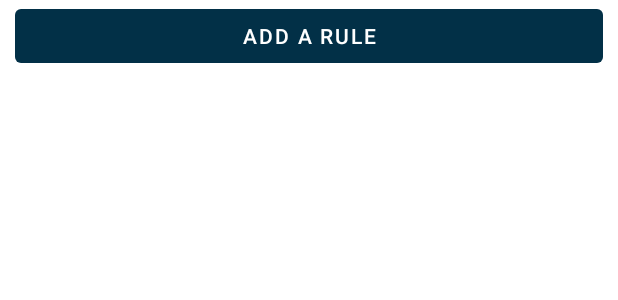
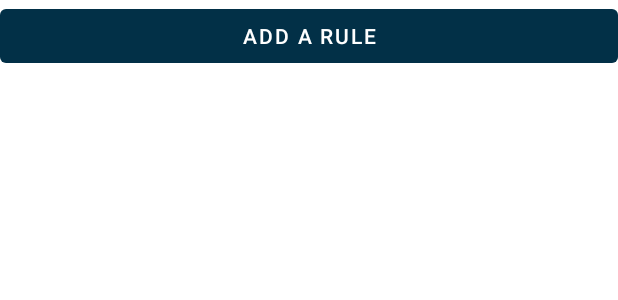
Before and after one commit to krisisurf/Hyperlapse-Robot, an Android app: the layout content_main.xml on its own in the app's theme, with its tools: preview values and no code run, on a phone screen of 412 x 824 dp. Shown: the top 300 px of the screen. Run offline under Robolectric (Android 15) with nearby library versions, the phone set to English and light mode, and no system bars.

Commit message:
trying to repair bugs

```diff
--- a/frontend/Hyperlapse_Robot_Mobile_Controller/app/src/main/java/com/kristian/dimitrov/hyperlapse_robot_mobile_controller/entity/RuleEntity.java
+++ b/frontend/Hyperlapse_Robot_Mobile_Controller/app/src/main/java/com/kristian/dimitrov/hyperlapse_robot_mobile_controller/entity/RuleEntity.java
@@ -19,6 +19,11 @@ public class RuleEntity implements Serializable{
         this.tiltMotor = tiltMotor;
     }
 
+    public float getExecutionTime(){
+        //TODO: Return total execution time.
+        return 0f;
+    }
+
     @Override
     public String toString() {
         return "{" +
--- a/frontend/Hyperlapse_Robot_Mobile_Controller/app/src/main/java/com/kristian/dimitrov/hyperlapse_robot_mobile_controller/entity/RulesManagerEntity.java
+++ b/frontend/Hyperlapse_Robot_Mobile_Controller/app/src/main/java/com/kristian/dimitrov/hyperlapse_robot_mobile_controller/entity/RulesManagerEntity.java
@@ -9,7 +9,7 @@ public class RulesManagerEntity implements Serializable {
     private List<RuleEntity> rules;
 
     public RulesManagerEntity() {
-        this.rules = new ArrayList<RuleEntity>();
+        this.rules = new ArrayList<>();
     }
 
     public void addRule(RuleEntity ruleEntity) {
@@ -28,6 +28,10 @@ public class RulesManagerEntity implements Serializable {
         rules.clear();
     }
 
+    public List<RuleEntity> getRules() {
+        return rules;
+    }
+
     @Override
     public String toString() {
         return "{" +
--- a/frontend/Hyperlapse_Robot_Mobile_Controller/app/src/main/res/layout/content_main.xml
+++ b/frontend/Hyperlapse_Robot_Mobile_Controller/app/src/main/res/layout/content_main.xml
@@ -1,24 +1,20 @@
 <?xml version="1.0" encoding="utf-8"?>
-<androidx.constraintlayout.widget.ConstraintLayout xmlns:android="http://schemas.android.com/apk/res/android"
+<LinearLayout xmlns:android="http://schemas.android.com/apk/res/android"
     xmlns:app="http://schemas.android.com/apk/res-auto"
     android:layout_width="match_parent"
     android:layout_height="match_parent"
+    android:orientation="vertical"
     app:layout_behavior="@string/appbar_scrolling_view_behavior">
 
-    <RelativeLayout
+    <Button
+        android:id="@+id/btn_add_rule"
         android:layout_width="match_parent"
-        android:layout_height="match_parent"
-        android:layout_marginHorizontal="10dp"
-        android:layout_marginBottom="10dp">
+        android:layout_height="wrap_content"
+        android:text="@string/btn_add_rules" />
 
-        <Button
-            android:id="@+id/btn_add_rule"
-            android:layout_width="match_parent"
-            android:layout_height="wrap_content"
-            android:layout_alignParentTop="true"
-            android:text="@string/btn_add_rules" />
+    <ListView
+        android:id="@+id/listView"
+        android:layout_width="match_parent"
+        android:layout_height="match_parent" />
 
-        <include layout="@layout/fragment_rules_list" />
-
-    </RelativeLayout>
-</androidx.constraintlayout.widget.ConstraintLayout>
+</LinearLayout>
--- a/frontend/Hyperlapse_Robot_Mobile_Controller/app/src/main/res/layout/fragment_rules_list.xml
+++ /dev/null
@@ -1,13 +0,0 @@
-<?xml version="1.0" encoding="utf-8"?>
-<androidx.constraintlayout.widget.ConstraintLayout xmlns:android="http://schemas.android.com/apk/res/android"
-    xmlns:tools="http://schemas.android.com/tools"
-    android:layout_width="match_parent"
-    android:layout_height="match_parent"
-    tools:context=".fragments.RulesListFragment">
-
-    <ListView
-        android:id="@+id/listView"
-        android:layout_width="match_parent"
-        android:layout_height="match_parent" />
-
-</androidx.constraintlayout.widget.ConstraintLayout>
--- a/frontend/Hyperlapse_Robot_Mobile_Controller/app/src/main/res/layout/rule_list_item.xml
+++ b/frontend/Hyperlapse_Robot_Mobile_Controller/app/src/main/res/layout/rule_list_item.xml
@@ -26,6 +26,7 @@
         android:background="@drawable/rounded_corners_blue_700" />
 
     <TextView
+        android:id="@+id/tvDescription"
         android:layout_width="wrap_content"
         android:layout_height="match_parent"
         android:text="Direction type: forward\ndistance:50cm\nexecutionTime:50\n\npan: 50\ntilt:50"
```
Also changed, not shown: frontend/Hyperlapse_Robot_Mobile_Controller/app/src/main/java/com/kristian/dimitrov/hyperlapse_robot_mobile_controller/activities/MainActivity.java (+11 -1 lines), frontend/Hyperlapse_Robot_Mobile_Controller/app/src/main/java/com/kristian/dimitrov/hyperlapse_robot_mobile_controller/fragments/RulesListFragment.java (deleted, +0 -66 lines), frontend/Hyperlapse_Robot_Mobile_Controller/app/src/main/res/layout/activity_main.xml (+12 -2 lines).
